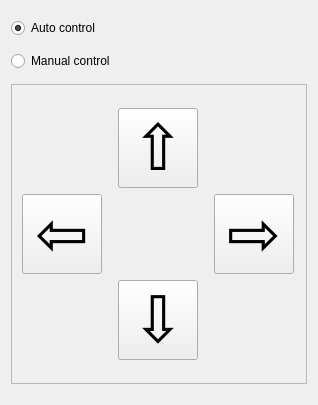
Above: ui/camera_control.ui from dvzadara/caminator before the change. Below: the same form after it.
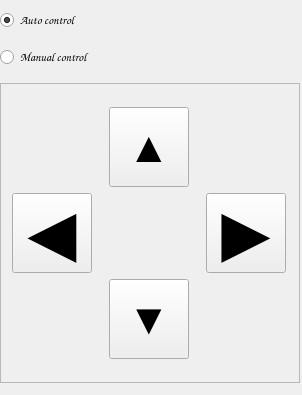
That is the form after the change.

```diff
--- a/ui/camera_control.ui
+++ b/ui/camera_control.ui
@@ -6,8 +6,8 @@
    <rect>
     <x>0</x>
     <y>0</y>
-    <width>318</width>
-    <height>405</height>
+    <width>302</width>
+    <height>395</height>
    </rect>
   </property>
   <property name="sizePolicy">
@@ -20,8 +20,27 @@
    <string>Form</string>
   </property>
   <layout class="QVBoxLayout" name="verticalLayout">
+   <property name="leftMargin">
+    <number>0</number>
+   </property>
+   <property name="topMargin">
+    <number>0</number>
+   </property>
+   <property name="rightMargin">
+    <number>0</number>
+   </property>
+   <property name="bottomMargin">
+    <number>0</number>
+   </property>
    <item>
     <widget class="QRadioButton" name="radioButton">
+     <property name="font">
+      <font>
+       <family>Comic Sans MS</family>
+       <weight>75</weight>
+       <bold>true</bold>
+      </font>
+     </property>
      <property name="text">
       <string>Auto control</string>
      </property>
@@ -32,6 +51,13 @@
    </item>
    <item>
     <widget class="QRadioButton" name="radioButton_2">
+     <property name="font">
+      <font>
+       <family>Comic Sans MS</family>
+       <weight>75</weight>
+       <bold>true</bold>
+      </font>
+     </property>
      <property name="text">
       <string>Manual control</string>
      </property>
@@ -110,7 +136,7 @@
            <string notr="true"/>
           </property>
           <property name="text">
-           <string>⇨</string>
+           <string>▶</string>
           </property>
          </widget>
         </item>
@@ -139,14 +165,14 @@
           </property>
           <property name="font">
            <font>
-            <pointsize>48</pointsize>
+            <pointsize>32</pointsize>
            </font>
           </property>
           <property name="styleSheet">
            <string notr="true"/>
           </property>
           <property name="text">
-           <string>⇧</string>
+           <string>▲</string>
           </property>
          </widget>
         </item>
@@ -182,7 +208,7 @@
            <string notr="true"/>
           </property>
           <property name="text">
-           <string>⇦</string>
+           <string>◀</string>
           </property>
          </widget>
         </item>
@@ -211,14 +237,14 @@
           </property>
           <property name="font">
            <font>
-            <pointsize>48</pointsize>
+            <pointsize>32</pointsize>
            </font>
           </property>
           <property name="styleSheet">
            <string notr="true"/>
           </property>
           <property name="text">
-           <string>⇩</string>
+           <string>▼</string>
           </property>
          </widget>
         </item>
```
